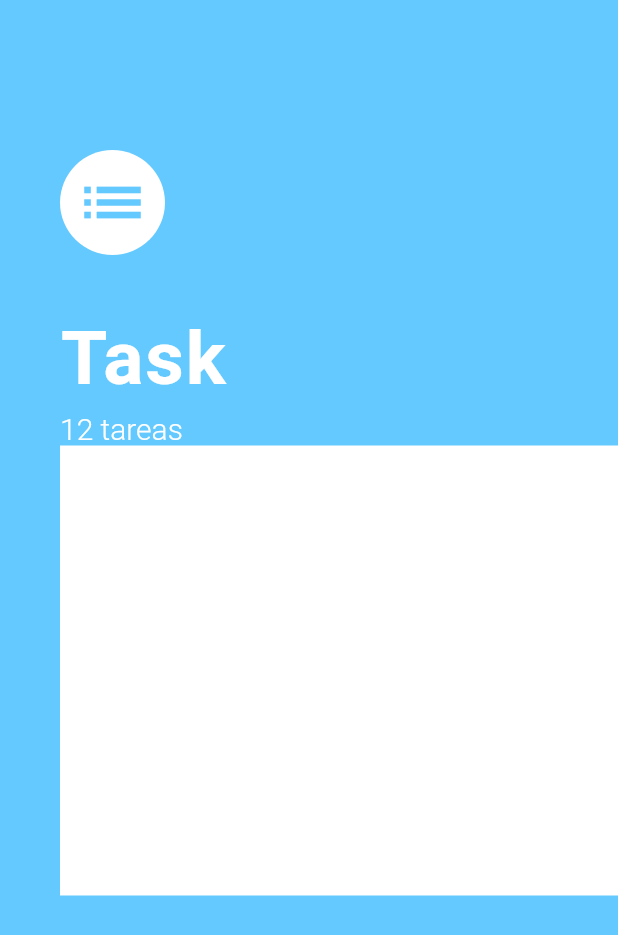
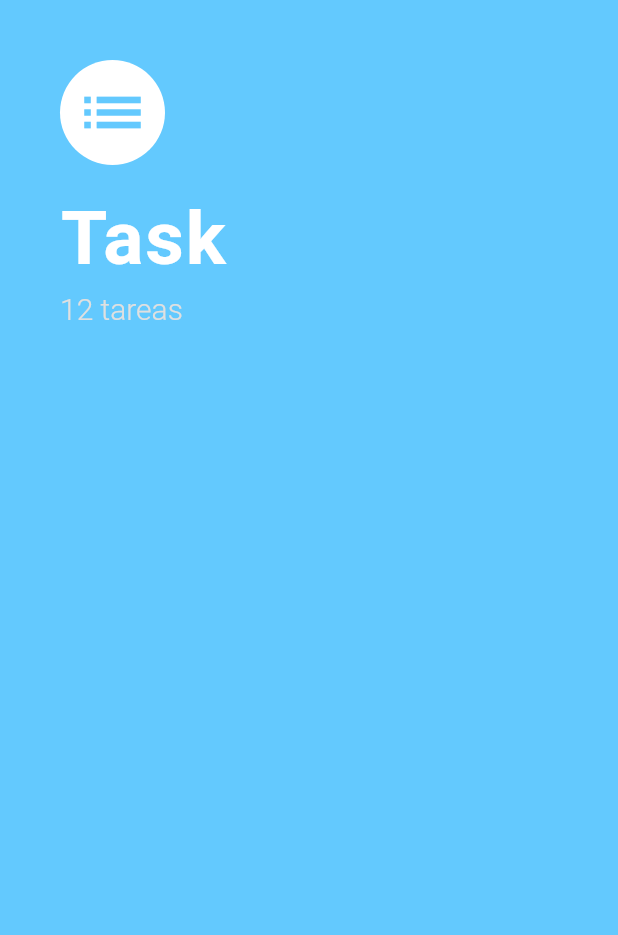
Before and after one commit to AlexMolina08/Task, a Flutter app: the screen it shows after launch, on a phone screen of 412 x 824 dp. Shown: the top 935 px of the screen. Run offline on Flutter 3.47's test engine with Material 2 defaults, Android fonts, the phone set to English and light mode, and no system bars.

```diff
--- a/lib/screens/tasks_screen.dart
+++ b/lib/screens/tasks_screen.dart
@@ -8,7 +8,7 @@ class TasksScreen extends StatelessWidget {
     return Scaffold(
       body: Container(
         padding: EdgeInsets.only(
-          top: 100.0,
+          top: 40.0,
           left: 40.0,
         ),
         child: Column(
@@ -26,7 +26,7 @@ class TasksScreen extends StatelessWidget {
               ),
             ),
             SizedBox(
-              height: 40.0,
+              height: 20.0,
             ),
             //TITLE
             Text(
@@ -39,16 +39,12 @@ class TasksScreen extends StatelessWidget {
             Text(
               "12 tareas",
               style: TextStyle(
-                fontSize: 20.0,
-                color: Colors.white,
-                fontWeight: FontWeight.w300
-              ),
+                  fontSize: 20.0,
+                  color: Colors.grey.shade300,
+                  fontWeight: FontWeight.w300),
             ),
 
-            Container(
-              color: Colors.white,
-              height: 300.0,
-            ),
+            // Container con las tareas
 
           ],
         ),
```
